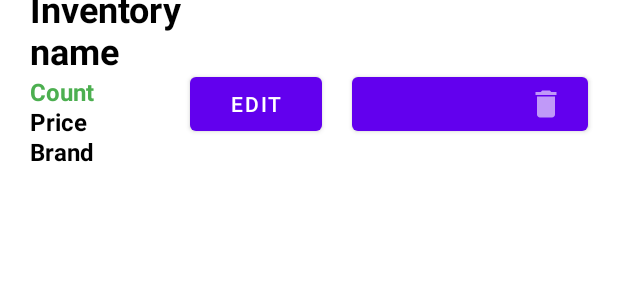
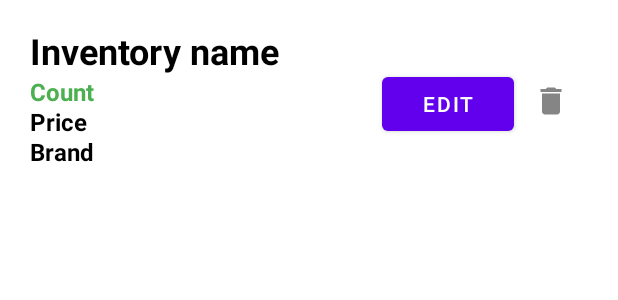
Before and after one commit to Maanethdesilva/Android-shopping-app, an Android app: the layout inventory_list_item.xml on its own in the app's theme, with its tools: preview values and no code run, on a phone screen of 412 x 824 dp. Shown: the top 300 px of the screen. Run offline under Robolectric (Android 15) with nearby library versions, the phone set to English and light mode, and no system bars; Roboto replaces fonts that are not available here.

Commit message:
Maaneth- added delete button

```diff
--- a/app/src/main/java/com/example/javaproject/StoreOwnerActivity.java
+++ b/app/src/main/java/com/example/javaproject/StoreOwnerActivity.java
@@ -7,6 +7,7 @@ import android.content.Intent;
 import android.os.Bundle;
 import android.util.Log;
 import android.view.View;
+import android.widget.ImageView;
 import android.widget.ListView;
 import android.widget.TextView;
 
@@ -70,6 +71,7 @@ public class StoreOwnerActivity extends AppCompatActivity {
 
             }
         });
+
     }
 
 
@@ -87,6 +89,10 @@ public class StoreOwnerActivity extends AppCompatActivity {
         startActivity(intent);
     }
 
+    public void deleteInvProduct(View v){
+
+    }
+
     public void viewProfile(View v){
         startActivity(new Intent(this, ProfilePage.class));
     }
--- a/app/src/main/res/layout/inventory_list_item.xml
+++ b/app/src/main/res/layout/inventory_list_item.xml
@@ -8,9 +8,9 @@
     android:orientation="horizontal">
 
     <LinearLayout
-        android:layout_width="10dp"
+        android:layout_width="230dp"
         android:layout_height="wrap_content"
-        android:layout_weight="0.6"
+        android:layout_weight="0.8"
         android:orientation="vertical">
 
         <TextView
@@ -67,21 +67,16 @@
         android:layout_width="wrap_content"
         android:layout_height="wrap_content"
         android:layout_marginTop="45dp"
-        android:layout_marginRight="20dp"
         android:text="edit"
         tools:layout_weight="0.02" />
 
-    <Button
-        android:id="@+id/delete_btn"
-        android:layout_width="40dp"
+    <ImageView
+        android:id="@+id/imageView"
+        android:layout_width="wrap_content"
         android:layout_height="wrap_content"
-        android:layout_marginTop="45dp"
+        android:layout_marginTop="55dp"
         android:layout_marginRight="20dp"
-        android:layout_weight="0.6"
-        android:gravity="center|center_horizontal|left"
-        app:icon="@drawable/ic_action_name"
-        app:iconGravity="end"
-        app:iconTint="#FFFFFF"
-        tools:layout_weight="0.02" />
+        android:layout_weight="0.8"
+        app:srcCompat="@drawable/ic_action_name" />
 
 </LinearLayout>
```
Also changed, not shown: app/src/main/java/com/example/javaproject/InventoryAdapter.java (+32 -0 lines), app/src/main/ic_launcher-playstore.png (added).
